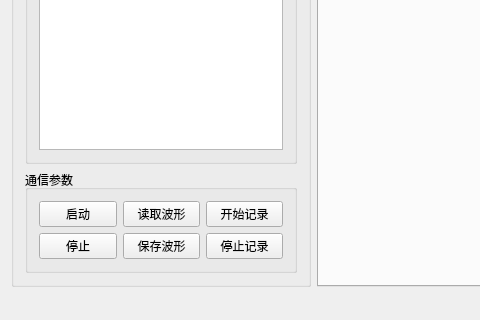
This is mainwindow.ui in byteman/bullet as Qt 5 draws it before an edit; both pictures show x 0 to 480 and y 437 to 757 of the 1330 by 757 pixel window. The edited form follows.
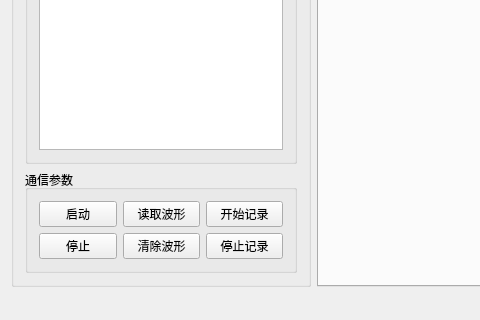
This is the edited form. Custom widgets are drawn as their Qt base class.

The edit to the form file:
```diff
--- a/mainwindow.ui
+++ b/mainwindow.ui
@@ -87,7 +87,7 @@
           <item row="1" column="1">
            <widget class="QPushButton" name="btnSaveWave">
             <property name="text">
-             <string>保存波形</string>
+             <string>清除波形</string>
             </property>
            </widget>
           </item>
```
Left out of the diff: 2 changed lines with no effect on the pictures.
